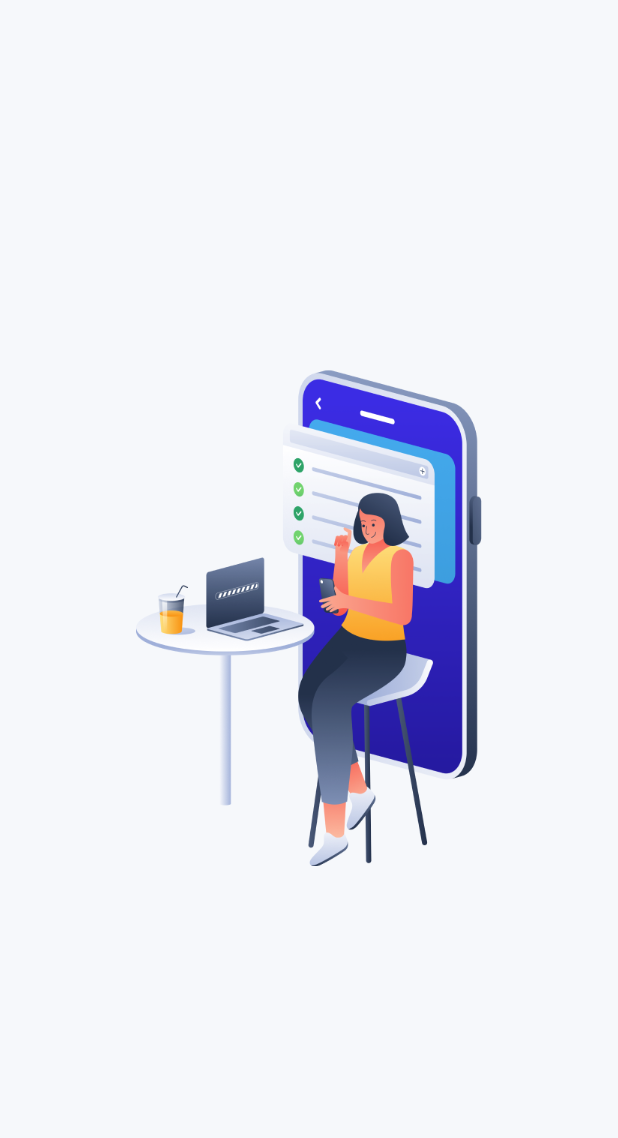
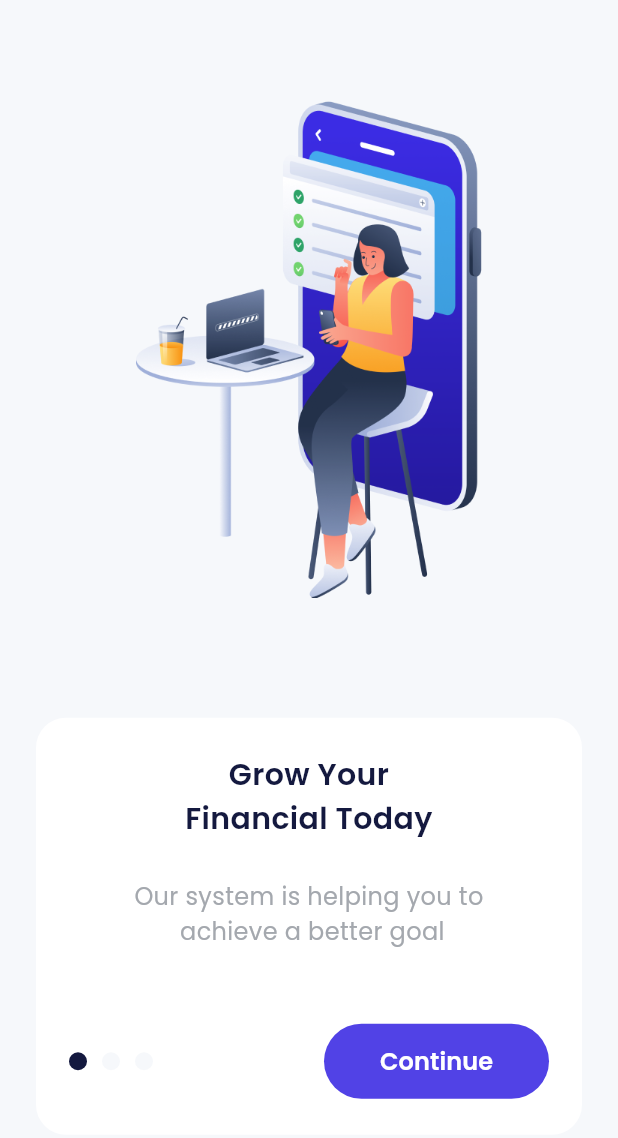
Before and after one commit to Ahmadjunaidi101105/Bank_Sha_Aplication, a Flutter app: the screen it shows after launch, on a phone screen of 412 x 824 dp. Shown: the top 1138 px of the screen. Run offline on Flutter 3.47's test engine with Material 3 defaults, Android fonts, the phone set to English and light mode, and no system bars; drawn by our look-alikes of carousel_slider; our stand-ins replace google_fonts.

Commit message:
Slicing Onboarding Page Bagian 2

```diff
--- a/lib/ui/pages/onboarding_page.dart
+++ b/lib/ui/pages/onboarding_page.dart
@@ -34,6 +34,96 @@ class OnboardingPage extends StatelessWidget {
                 enableInfiniteScroll: false,
               ),
             ),
+            const SizedBox(
+              height: 80,
+            ),
+            Container(
+              margin: const EdgeInsetsDirectional.symmetric(horizontal: 24),
+              padding: const EdgeInsetsDirectional.symmetric(
+                  horizontal: 22, vertical: 24),
+              decoration: BoxDecoration(
+                color: whiteColor,
+                borderRadius: BorderRadius.circular(20),
+              ),
+              child: Column(
+                children: [
+                  Text(
+                    'Grow Your\nFinancial Today',
+                    style: blackTextStyle.copyWith(
+                      fontSize: 20,
+                      fontWeight: semibold,
+                    ),
+                    textAlign: TextAlign.center,
+                  ),
+                  const SizedBox(
+                    height: 26,
+                  ),
+                  Text(
+                    'Our system is helping you to\n achieve a better goal',
+                    style: greyTextStyle.copyWith(
+                      fontSize: 16,
+                      fontWeight: regular,
+                    ),
+                    textAlign: TextAlign.center,
+                  ),
+                  const SizedBox(
+                    height: 50,
+                  ),
+                  Row(
+                    children: [
+                      Container(
+                        height: 12,
+                        width: 12,
+                        margin: const EdgeInsets.only(right: 10),
+                        decoration: BoxDecoration(
+                          shape: BoxShape.circle,
+                          color: blackColor,
+                        ),
+                      ),
+                      Container(
+                        height: 12,
+                        width: 12,
+                        margin: const EdgeInsets.only(right: 10),
+                        decoration: BoxDecoration(
+                          shape: BoxShape.circle,
+                          color: LightBackgroundColor,
+                        ),
+                      ),
+                      Container(
+                        height: 12,
+                        width: 12,
+                        margin: const EdgeInsets.only(right: 10),
+                        decoration: BoxDecoration(
+                          shape: BoxShape.circle,
+                          color: LightBackgroundColor,
+                        ),
+                      ),
+                      const Spacer(),
+                      Container(
+                        width: 150,
+                        height: 50,
+                        child: TextButton(
+                          onPressed: () {},
+                          style: TextButton.styleFrom(
+                            backgroundColor: purpleColor,
+                            shape: RoundedRectangleBorder(
+                              borderRadius: BorderRadius.circular(56),
+                            ),
+                          ),
+                          child: Text(
+                            'Continue',
+                            style: whiteTextColor.copyWith(
+                              fontSize: 16,
+                              fontWeight: semibold,
+                            ),
+                          ),
+                        ),
+                      )
+                    ],
+                  )
+                ],
+              ),
+            ),
           ],
         ),
       ),
```
